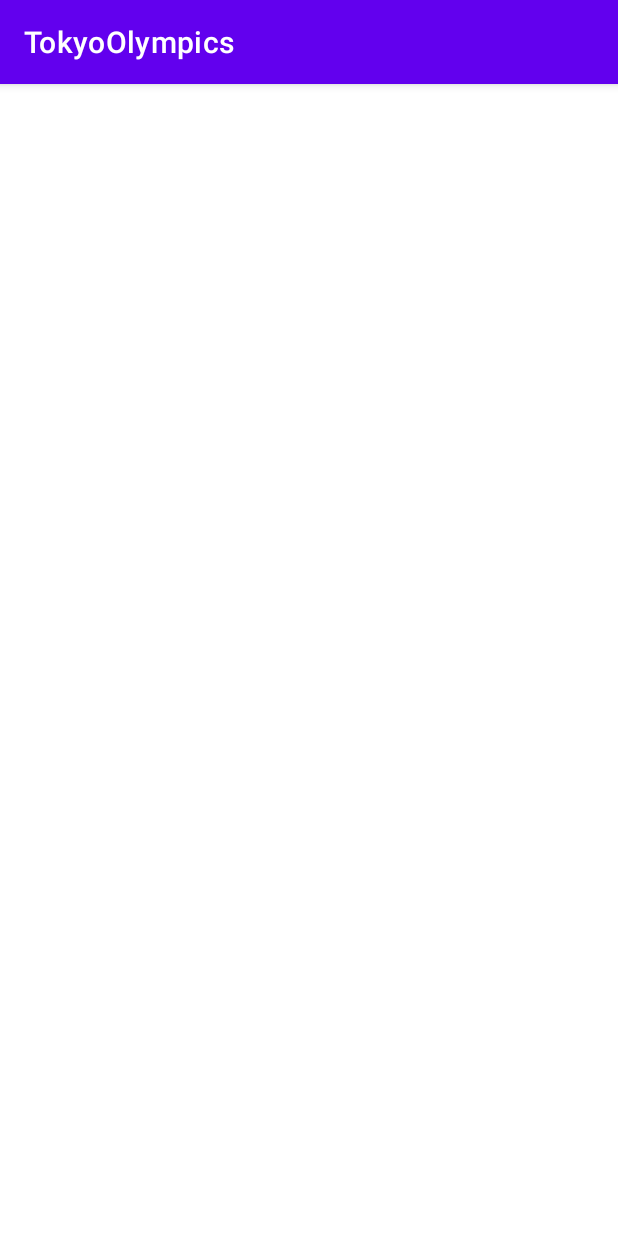
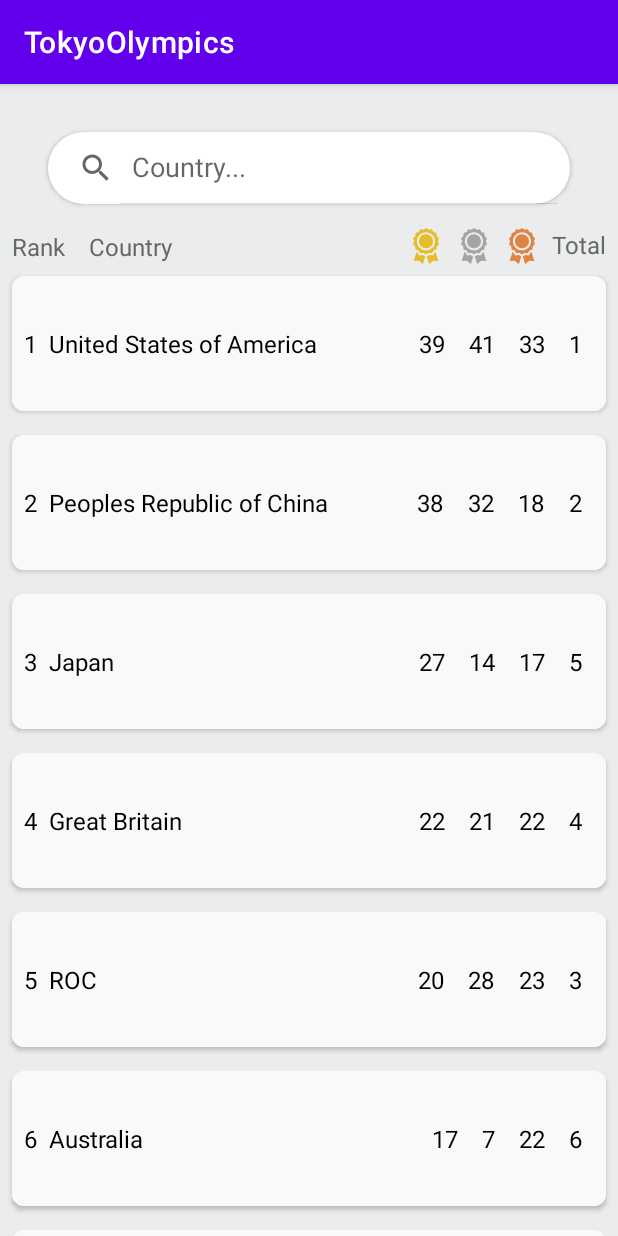
Before and after one commit to Rafal-a/Tokyo-olympics, an Android app: the screen it shows after launch (MainActivity), on a phone screen of 412 x 824 dp. Run offline under Robolectric (Android 15) with nearby library versions, the phone set to English and light mode, and no system bars.

Commit message:
refactor packages , add data manager ,design layout and add recycle view

```diff
--- a/app/src/main/AndroidManifest.xml
+++ b/app/src/main/AndroidManifest.xml
@@ -10,7 +10,7 @@
         android:supportsRtl="true"
         android:theme="@style/Theme.TokyoOlympics">
         <activity
-            android:name=".MainActivity"
+            android:name=".ui.MainActivity"
             android:exported="true">
             <intent-filter>
                 <action android:name="android.intent.action.MAIN" />
--- /dev/null
+++ b/app/src/main/java/com/thechance/tokyoolympics/data/DataManager.kt
@@ -0,0 +1,21 @@
+package com.thechance.tokyoolympics.data
+
+import com.thechance.tokyoolympics.data.domain.Achievements
+
+
+object DataManager {
+    private  val achievementsList = mutableListOf<Achievements>()
+    val achievement:List<Achievements>
+        get()= achievementsList
+
+    private  var achievementIndex = 0
+    fun addCountry(country: Achievements) = achievementsList.add(country)
+
+    fun getCurrentCountry(): Achievements = achievementsList[achievementIndex]
+
+    fun getSearchedCountry(country: String)= achievementsList.filter {
+        it.team.equals(country,ignoreCase = true)
+    }.toList().sortedBy { (_,v) -> v }
+
+
+}
--- a/app/src/main/java/com/thechance/tokyoolympics/Achievements.kt
+++ b/app/src/main/java/com/thechance/tokyoolympics/data/domain/Achievements.kt
@@ -1,4 +1,4 @@
-package com.thechance.tokyoolympics
+package com.thechance.tokyoolympics.data.domain
 
 data class Achievements(   val rank:Int,
                       val team :String,
--- /dev/null
+++ b/app/src/main/java/com/thechance/tokyoolympics/ui/CountryAdapter.kt
@@ -0,0 +1,38 @@
+package com.thechance.tokyoolympics.ui
+
+import android.view.LayoutInflater
+import android.view.View
+import android.view.ViewGroup
+import androidx.recyclerview.widget.RecyclerView
+import com.thechance.tokyoolympics.R
+import com.thechance.tokyoolympics.data.domain.Achievements
+import com.thechance.tokyoolympics.databinding.ItemAchievementsBinding
+
+class CountryAdapter(private val list:List<Achievements>):RecyclerView.Adapter<CountryAdapter.MatchViewHolder>() {
+    override fun onCreateViewHolder(parent: ViewGroup, viewType: Int): MatchViewHolder {
+
+        //provide the necessary items to show
+       val view =  LayoutInflater.from(parent.context).inflate(R.layout.item_achievements,parent,false)
+        return MatchViewHolder(view)
+    }
+
+    override fun onBindViewHolder(holder: MatchViewHolder, position: Int) {
+        //list that has the current position
+        val currentValue = list[position]
+
+      holder.binding.apply {
+          number.text = currentValue.rank.toString()
+         textCountryName.text = currentValue.team
+         textGoldMedal.text = currentValue.goldMedal.toString()
+          textSilverMedal.text = currentValue.silverMedal.toString()
+          textBronzeMedal.text = currentValue.bronzeMedal.toString()
+          textTotalCount.text = currentValue.rankByTotal.toString()
+      }
+    }
+
+    override fun getItemCount() = list.size
+
+   class MatchViewHolder(viewItem: View):RecyclerView.ViewHolder(viewItem) {
+        val binding = ItemAchievementsBinding.bind(viewItem)
+   }
+}
--- a/app/src/main/java/com/thechance/tokyoolympics/MainActivity.kt
+++ b/app/src/main/java/com/thechance/tokyoolympics/ui/MainActivity.kt
@@ -1,8 +1,10 @@
-package com.thechance.tokyoolympics
+package com.thechance.tokyoolympics.ui
 
 import androidx.appcompat.app.AppCompatActivity
 import android.os.Bundle
 import android.util.Log
+import com.thechance.tokyoolympics.data.DataManager
+import com.thechance.tokyoolympics.util.CsvParser
 import com.thechance.tokyoolympics.databinding.ActivityMainBinding
 import java.io.BufferedReader
 import java.io.InputStreamReader
@@ -15,6 +17,8 @@ class MainActivity : AppCompatActivity() {
         binding= ActivityMainBinding.inflate(layoutInflater)
         setContentView(binding.root)
         parseCsvFile()
+        val adapter = CountryAdapter(DataManager.achievement)
+        binding.countryRecycleView.adapter=adapter
     }
 
     private fun parseCsvFile() {
@@ -27,7 +31,8 @@ class MainActivity : AppCompatActivity() {
         val buffer = BufferedReader(InputStreamReader(inputStream))
         /*lambda function that uses log to run the app in log and see the info in the csv file */
         buffer.forEachLine {
-            Log.v(LOG_TAG, it)
+            val currentMatch= parser.parse(it)
+            DataManager.addCountry(currentMatch)
         }
     }
 }
--- a/app/src/main/java/com/thechance/tokyoolympics/Constant.kt
+++ b/app/src/main/java/com/thechance/tokyoolympics/util/Constant.kt
@@ -1,4 +1,4 @@
-package com.thechance.tokyoolympics
+package com.thechance.tokyoolympics.util
 
 object Constant {
     object ColumnIndex{
--- a/app/src/main/java/com/thechance/tokyoolympics/CsvParser.kt
+++ b/app/src/main/java/com/thechance/tokyoolympics/util/CsvParser.kt
@@ -1,4 +1,6 @@
-package com.thechance.tokyoolympics
+package com.thechance.tokyoolympics.util
+
+import com.thechance.tokyoolympics.data.domain.Achievements
 
 class CsvParser {
     fun parse(line:String): Achievements {
--- /dev/null
+++ b/app/src/main/res/drawable-v24/ic_bronze_medal.xml
@@ -0,0 +1,18 @@
+<vector xmlns:android="http://schemas.android.com/apk/res/android"
+    android:width="512dp"
+    android:height="512dp"
+    android:viewportWidth="512"
+    android:viewportHeight="512">
+  <path
+      android:pathData="m337.903,358.822 l23.413,-37.992 42.252,-14.41 4.681,-44.377 31.789,-31.295 -15.114,-42.006 15.114,-42.007 -31.788,-31.295 -4.681,-44.376 -42.252,-14.41 -23.413,-37.993 -44.285,5.347 -37.619,-24.008 -37.619,24.01 -44.284,-5.347 -23.413,37.992 -42.252,14.41 -4.681,44.376 -31.789,31.295 15.114,42.007 -15.114,42.007 31.788,31.294 4.681,44.377 42.252,14.41 23.413,37.992 44.285,-5.346 37.619,24.009 37.619,-24.009zM126.571,188.743c0,-71.367 58.062,-129.429 129.429,-129.429s129.429,58.062 129.429,129.429 -58.062,129.429 -129.429,129.429 -129.429,-58.062 -129.429,-129.429z"
+      android:fillColor="#e18341"/>
+  <path
+      android:pathData="m256,89.333c-54.815,0 -99.41,44.595 -99.41,99.41s44.595,99.41 99.41,99.41 99.41,-44.595 99.41,-99.41 -44.595,-99.41 -99.41,-99.41z"
+      android:fillColor="#e18341"/>
+  <path
+      android:pathData="m211.299,384.568 l-52.68,6.36 -27.833,-45.167 -9.462,-3.226 -40.813,127.566 73.475,-4.041 57.485,45.94 33.828,-105.732z"
+      android:fillColor="#e18341"/>
+  <path
+      android:pathData="m381.214,345.762 l-27.834,45.166 -52.679,-6.36 -34,21.7 33.828,105.732 57.485,-45.94 73.475,4.041 -40.813,-127.566z"
+      android:fillColor="#e18341"/>
+</vector>
--- /dev/null
+++ b/app/src/main/res/drawable-v24/ic_gold_medal.xml
@@ -0,0 +1,18 @@
+<vector xmlns:android="http://schemas.android.com/apk/res/android"
+    android:width="512dp"
+    android:height="512dp"
+    android:viewportWidth="512"
+    android:viewportHeight="512">
+  <path
+      android:pathData="m337.903,358.822 l23.413,-37.992 42.252,-14.41 4.681,-44.377 31.789,-31.295 -15.114,-42.006 15.114,-42.007 -31.788,-31.295 -4.681,-44.376 -42.252,-14.41 -23.413,-37.993 -44.285,5.347 -37.619,-24.008 -37.619,24.01 -44.284,-5.347 -23.413,37.992 -42.252,14.41 -4.681,44.376 -31.789,31.295 15.114,42.007 -15.114,42.007 31.788,31.294 4.681,44.377 42.252,14.41 23.413,37.992 44.285,-5.346 37.619,24.009 37.619,-24.009zM126.571,188.743c0,-71.367 58.062,-129.429 129.429,-129.429s129.429,58.062 129.429,129.429 -58.062,129.429 -129.429,129.429 -129.429,-58.062 -129.429,-129.429z"
+      android:fillColor="#e7bd2a"/>
+  <path
+      android:pathData="m256,89.333c-54.815,0 -99.41,44.595 -99.41,99.41s44.595,99.41 99.41,99.41 99.41,-44.595 99.41,-99.41 -44.595,-99.41 -99.41,-99.41z"
+      android:fillColor="#e7bd2a"/>
+  <path
+      android:pathData="m211.299,384.568 l-52.68,6.36 -27.833,-45.167 -9.462,-3.226 -40.813,127.566 73.475,-4.041 57.485,45.94 33.828,-105.732z"
+      android:fillColor="#e7bd2a"/>
+  <path
+      android:pathData="m381.214,345.762 l-27.834,45.166 -52.679,-6.36 -34,21.7 33.828,105.732 57.485,-45.94 73.475,4.041 -40.813,-127.566z"
+      android:fillColor="#e7bd2a"/>
+</vector>
--- /dev/null
+++ b/app/src/main/res/drawable-v24/ic_silver_medal.xml
@@ -0,0 +1,18 @@
+<vector xmlns:android="http://schemas.android.com/apk/res/android"
+    android:width="512dp"
+    android:height="512dp"
+    android:viewportWidth="512"
+    android:viewportHeight="512">
+  <path
+      android:pathData="m337.903,358.822 l23.413,-37.992 42.252,-14.41 4.681,-44.377 31.789,-31.295 -15.114,-42.006 15.114,-42.007 -31.788,-31.295 -4.681,-44.376 -42.252,-14.41 -23.413,-37.993 -44.285,5.347 -37.619,-24.008 -37.619,24.01 -44.284,-5.347 -23.413,37.992 -42.252,14.41 -4.681,44.376 -31.789,31.295 15.114,42.007 -15.114,42.007 31.788,31.294 4.681,44.377 42.252,14.41 23.413,37.992 44.285,-5.346 37.619,24.009 37.619,-24.009zM126.571,188.743c0,-71.367 58.062,-129.429 129.429,-129.429s129.429,58.062 129.429,129.429 -58.062,129.429 -129.429,129.429 -129.429,-58.062 -129.429,-129.429z"
+      android:fillColor="#a5a5a5"/>
+  <path
+      android:pathData="m256,89.333c-54.815,0 -99.41,44.595 -99.41,99.41s44.595,99.41 99.41,99.41 99.41,-44.595 99.41,-99.41 -44.595,-99.41 -99.41,-99.41z"
+      android:fillColor="#a5a5a5"/>
+  <path
+      android:pathData="m211.299,384.568 l-52.68,6.36 -27.833,-45.167 -9.462,-3.226 -40.813,127.566 73.475,-4.041 57.485,45.94 33.828,-105.732z"
+      android:fillColor="#a5a5a5"/>
+  <path
+      android:pathData="m381.214,345.762 l-27.834,45.166 -52.679,-6.36 -34,21.7 33.828,105.732 57.485,-45.94 73.475,4.041 -40.813,-127.566z"
+      android:fillColor="#a5a5a5"/>
+</vector>
--- /dev/null
+++ b/app/src/main/res/drawable-v24/shape_search_bar.xml
@@ -0,0 +1,7 @@
+<?xml version="1.0" encoding="utf-8"?>
+<shape xmlns:android="http://schemas.android.com/apk/res/android"
+    android:shape="rectangle">
+    <solid android:color="@color/white"/>
+    <corners android:radius="24dp"/>
+
+</shape>
--- a/app/src/main/res/layout/activity_main.xml
+++ b/app/src/main/res/layout/activity_main.xml
@@ -4,15 +4,128 @@
     xmlns:tools="http://schemas.android.com/tools"
     android:layout_width="match_parent"
     android:layout_height="match_parent"
-    tools:context=".MainActivity">
+    tools:context=".ui.MainActivity"
+    android:background="#eaeced"
+    >
 
-    <TextView
-        android:layout_width="wrap_content"
+    <SearchView
+        android:id="@+id/search_bar"
+        android:layout_width="match_parent"
         android:layout_height="wrap_content"
-        android:text="Hello World!"
-        app:layout_constraintBottom_toBottomOf="parent"
-        app:layout_constraintLeft_toLeftOf="parent"
-        app:layout_constraintRight_toRightOf="parent"
+        android:layout_margin="32dp"
+        android:elevation="2dp"
+        android:inputType="text"
+        android:gravity="start"
+        android:background="@drawable/shape_search_bar"
+        android:iconifiedByDefault="false"
+        android:queryHint="Country..."
+        android:textColor="@color/black"
+        android:textColorHint="@android:color/darker_gray"
+        app:layout_constraintEnd_toEndOf="parent"
+        app:layout_constraintStart_toStartOf="parent"
         app:layout_constraintTop_toTopOf="parent" />
 
+    <androidx.constraintlayout.widget.ConstraintLayout
+        android:id="@+id/constraintLayout"
+        android:layout_width="match_parent"
+        android:layout_height="wrap_content"
+        android:layout_marginTop="16dp"
+        app:layout_constraintEnd_toEndOf="parent"
+        app:layout_constraintStart_toStartOf="parent"
+        app:layout_constraintTop_toBottomOf="@+id/search_bar">
+
+
+        <androidx.appcompat.widget.LinearLayoutCompat
+            android:id="@+id/linearLayoutCompat"
+            android:layout_width="wrap_content"
+            android:layout_height="wrap_content"
+            android:orientation="horizontal"
+            app:layout_constraintBottom_toBottomOf="parent"
+            app:layout_constraintEnd_toEndOf="parent"
+            app:layout_constraintTop_toTopOf="parent">
+            <ImageView
+                android:id="@+id/imageView4"
+                android:layout_width="24dp"
+                android:layout_height="24dp"
+                android:layout_marginEnd="8dp"
+                android:src="@drawable/ic_gold_medal"
+                app:layout_constraintBottom_toBottomOf="parent"
+                app:layout_constraintEnd_toStartOf="@+id/imageView3"
+                app:layout_constraintTop_toTopOf="parent" />
+
+
+            <ImageView
+                android:id="@+id/imageView3"
+                android:layout_width="24dp"
+                android:layout_height="24dp"
+                android:layout_marginHorizontal="8dp"
+                android:layout_marginEnd="8dp"
+                android:src="@drawable/ic_silver_medal"
+                app:layout_constraintBottom_toBottomOf="parent"
+                app:layout_constraintEnd_toStartOf="@+id/imageView2"
+                app:layout_constraintTop_toTopOf="parent" />
+
+            <ImageView
+                android:id="@+id/imageView2"
+                android:layout_width="24dp"
+                android:layout_height="24dp"
+                android:layout_marginEnd="8dp"
+                android:src="@drawable/ic_bronze_medal"
+                app:layout_constraintBottom_toBottomOf="parent"
+                app:layout_constraintEnd_toStartOf="@+id/textView"
+                app:layout_constraintTop_toTopOf="parent" />
+
+
+            <TextView
+                android:id="@+id/textView"
+                android:layout_width="wrap_content"
+                android:layout_height="wrap_content"
+                android:layout_marginEnd="8dp"
+                android:text="Total"
+                android:textColor="#666868"
+                android:textSize="16sp"
+                app:layout_constraintBaseline_toBaselineOf="@+id/textView2"
+                app:layout_constraintEnd_toEndOf="parent" />
+
+        </androidx.appcompat.widget.LinearLayoutCompat>
+
+
+
+
+        <TextView
+            android:id="@+id/textView3"
+            android:layout_width="wrap_content"
+            android:layout_height="wrap_content"
+            android:text="Rank"
+            android:paddingStart="8dp"
+            android:textColor="#666868"
+            android:textSize="16sp"
+            app:layout_constraintBaseline_toBaselineOf="@+id/textView2"
+            app:layout_constraintStart_toStartOf="parent" />
+
+        <TextView
+            android:id="@+id/textView2"
+            android:layout_width="wrap_content"
+            android:layout_height="wrap_content"
+            android:layout_marginStart="16dp"
+            android:text="Country"
+            android:textColor="#666868"
+            android:textSize="16sp"
+            app:layout_constraintBottom_toBottomOf="parent"
+            app:layout_constraintStart_toEndOf="@+id/textView3"
+            app:layout_constraintTop_toTopOf="parent" />
+
+
+
+    </androidx.constraintlayout.widget.ConstraintLayout>
+
+    <androidx.recyclerview.widget.RecyclerView
+        android:id="@+id/country_recycle_view"
+        android:layout_width="match_parent"
+        android:layout_height="wrap_content"
+        app:layoutManager="androidx.recyclerview.widget.LinearLayoutManager"
+        android:orientation="vertical"
+        app:layout_constraintTop_toBottomOf="@+id/constraintLayout" />
+
+
 </androidx.constraintlayout.widget.ConstraintLayout>
--- /dev/null
+++ b/app/src/main/res/layout/item_achievements.xml
@@ -0,0 +1,104 @@
+<?xml version="1.0" encoding="utf-8"?>
+<androidx.cardview.widget.CardView xmlns:android="http://schemas.android.com/apk/res/android"
+    android:layout_width="match_parent"
+    android:layout_height="90dp"
+    xmlns:app="http://schemas.android.com/apk/res-auto"
+    xmlns:tools="http://schemas.android.com/tools"
+    android:layout_margin="8dp"
+    android:elevation="8dp"
+    app:cardCornerRadius="8dp"
+    android:layout_marginVertical="8dp">
+
+    <androidx.constraintlayout.widget.ConstraintLayout
+        android:layout_width="match_parent"
+        android:layout_height="match_parent"
+        android:background="#f9f9f9">
+
+        <androidx.appcompat.widget.LinearLayoutCompat
+            android:layout_width="wrap_content"
+            android:layout_height="wrap_content"
+            android:layout_marginEnd="8dp"
+            android:orientation="horizontal"
+            app:layout_constraintBottom_toBottomOf="parent"
+            app:layout_constraintEnd_toEndOf="parent"
+            app:layout_constraintTop_toTopOf="parent">
+
+            <TextView
+                android:id="@+id/text_gold_medal"
+                android:layout_width="wrap_content"
+                android:layout_height="wrap_content"
+                android:layout_marginStart="16dp"
+                android:textColor="@color/black"
+                android:textSize="16sp"
+                app:layout_constraintBottom_toBottomOf="parent"
+                app:layout_constraintStart_toEndOf="@+id/text_country_name"
+                app:layout_constraintTop_toTopOf="parent"
+                tools:text="32" />
+
+            <TextView
+                android:id="@+id/text_silver_medal"
+                android:layout_width="wrap_content"
+                android:layout_height="wrap_content"
+                android:layout_marginStart="16dp"
+                android:textColor="@color/black"
+                android:textSize="16sp"
+                app:layout_constraintBottom_toBottomOf="parent"
+                app:layout_constraintStart_toEndOf="@+id/text_gold_medal"
+                app:layout_constraintTop_toTopOf="parent"
+                tools:text="21" />
+
+            <TextView
+                android:id="@+id/text_bronze_medal"
+                android:layout_width="wrap_content"
+                android:layout_height="wrap_content"
+                android:layout_marginStart="16dp"
+                android:textColor="@color/black"
+                android:textSize="16sp"
+                app:layout_constraintBottom_toBottomOf="parent"
+                app:layout_constraintStart_toEndOf="@+id/text_silver_medal"
+                app:layout_constraintTop_toTopOf="parent"
+                tools:text="16" />
+
+            <TextView
+                android:id="@+id/text_total_count"
+                android:layout_width="wrap_content"
+                android:layout_height="wrap_content"
+                android:layout_marginStart="16dp"
+                android:layout_marginEnd="8dp"
+
+                android:textColor="@color/black"
+                android:textSize="16sp"
+                app:layout_constraintBottom_toBottomOf="parent"
+                app:layout_constraintStart_toEndOf="@+id/text_bronze_medal"
+                app:layout_constraintTop_toTopOf="parent"
+                tools:text="69" />
+
+        </androidx.appcompat.widget.LinearLayoutCompat>
+
+        <TextView
+            android:id="@+id/number"
+            android:layout_width="wrap_content"
+            android:layout_height="wrap_content"
+            android:layout_marginStart="8dp"
+            android:textColor="@color/black"
+            android:textSize="16sp"
+            app:layout_constraintBottom_toBottomOf="parent"
+            app:layout_constraintStart_toStartOf="parent"
+            app:layout_constraintTop_toTopOf="parent"
+            tools:text="1" />
+
+        <TextView
+            android:id="@+id/text_country_name"
+            android:layout_width="wrap_content"
+            android:layout_height="wrap_content"
+            android:layout_marginStart="8dp"
+            android:textColor="@color/black"
+            android:textSize="16sp"
+            app:layout_constraintBottom_toBottomOf="parent"
+            app:layout_constraintStart_toEndOf="@+id/number"
+            app:layout_constraintTop_toTopOf="parent"
+            tools:text="China" />
+
+    </androidx.constraintlayout.widget.ConstraintLayout>
+
+</androidx.cardview.widget.CardView>
```
